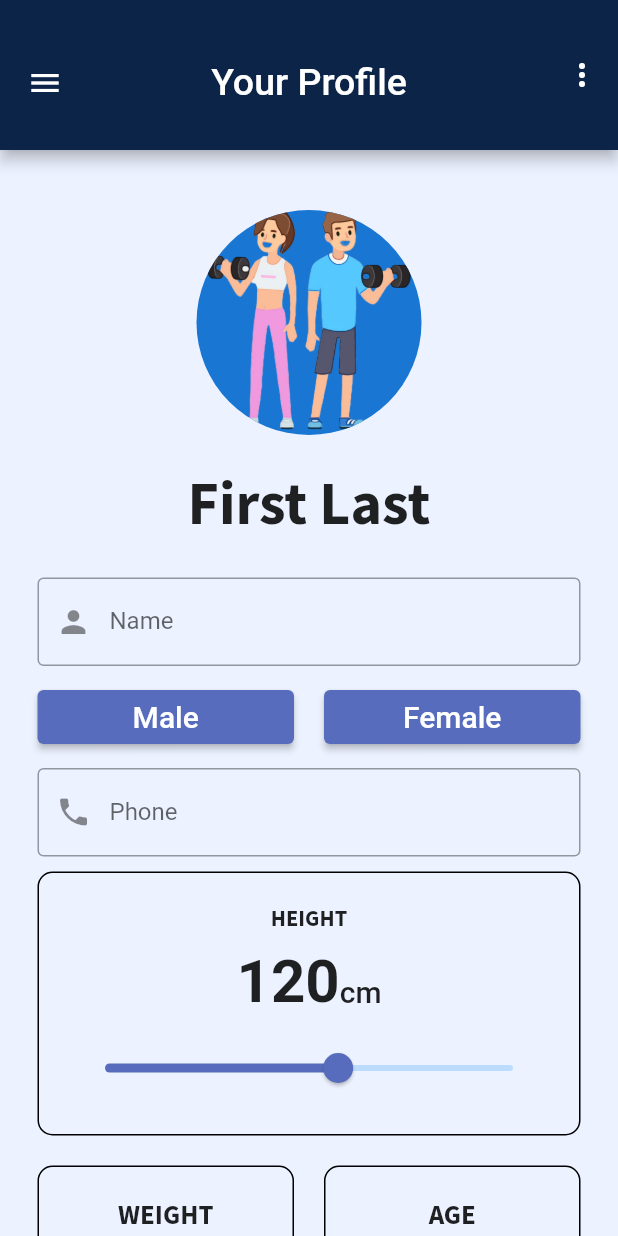
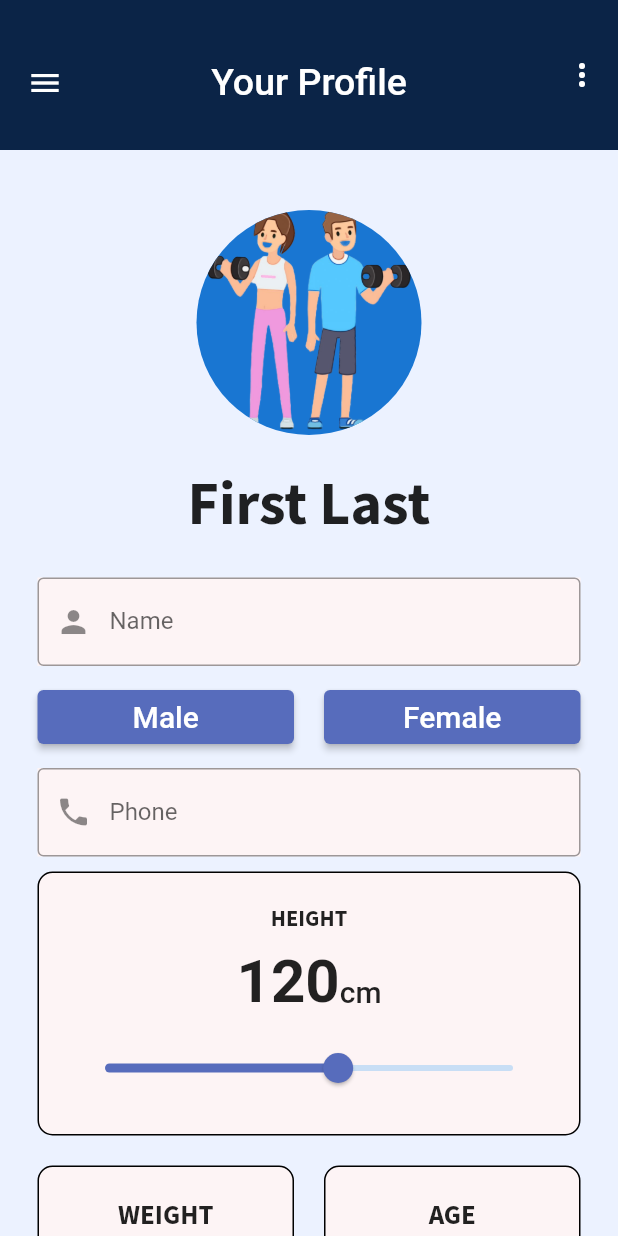
Before and after one commit to Sxmxrth/CalFit-Mini-Project, a Flutter app: the ProfilePage screen opened by its route, on a phone screen of 412 x 824 dp. Run offline on Flutter 3.47's test engine with Material 2 defaults, Android fonts, the light colour scheme and no system bars; our stand-ins replace cloud_firestore, firebase_auth, firebase_core, pedometer; accounts and stored records are empty.

Commit message:
Profile page color updated

```diff
--- a/cal_fit/lib/screens/profilePage.dart
+++ b/cal_fit/lib/screens/profilePage.dart
@@ -106,6 +106,7 @@ class _ProfilePageState extends State<ProfilePage> {
     return Scaffold(
       backgroundColor: Color(0xffECF2FF),
       appBar: AppBar(
+        elevation: 0,
         leading: Padding(
           padding: const EdgeInsets.fromLTRB(4, 10, 0, 0),
           child: IconButton(
@@ -185,7 +186,9 @@ class _ProfilePageState extends State<ProfilePage> {
                       padding: const EdgeInsets.all(25.0),
                       child: Column(
                         children: [
-                          TextFormField(
+                          Container(
+                            color: Color(0xffFDF4F5),
+                            child: TextFormField(
                               controller: nameController,
                               decoration: InputDecoration(
                                   labelText: "Name",
@@ -197,6 +200,7 @@ class _ProfilePageState extends State<ProfilePage> {
                                     : "null";
                               },
                               onSaved: (value) {},
+                            ),
                           ),
                           spaceBelow(),
                           Row(
@@ -244,7 +248,9 @@ class _ProfilePageState extends State<ProfilePage> {
                             ],
                           ),
                           spaceBelow(),
-                          TextFormField(
+                          Container(
+                            color: Color(0xffFDF4F5),
+                            child: TextFormField(
                               controller: phoneController,
                               decoration: InputDecoration(
                                   labelText: "Phone",
@@ -257,9 +263,11 @@ class _ProfilePageState extends State<ProfilePage> {
                               },
                               onSaved: (value) {},
                             ),
+                          ),
                           spaceBelow(),
                           Container(
                             decoration: BoxDecoration(
+                                color: Color(0xffFDF4F5),
                                 border: Border.all(color: Colors.black),
                                 borderRadius: BorderRadius.circular(10)),
                             padding: EdgeInsets.all(20),
@@ -319,6 +327,7 @@ class _ProfilePageState extends State<ProfilePage> {
                                 child: Container(
                                   padding: EdgeInsets.symmetric(vertical: 20),
                                   decoration: BoxDecoration(
+                                      color: Color(0xffFDF4F5),
                                       border: Border.all(color: Colors.black),
                                       borderRadius: BorderRadius.circular(10)),
                                   child: Column(
@@ -396,6 +405,7 @@ class _ProfilePageState extends State<ProfilePage> {
                                 child: Container(
                                   padding: EdgeInsets.symmetric(vertical: 20),
                                   decoration: BoxDecoration(
+                                      color: Color(0xffFDF4F5),
                                       border: Border.all(color: Colors.black),
                                       borderRadius: BorderRadius.circular(10)),
                                   child: Column(
@@ -516,6 +526,7 @@ class _ProfilePageState extends State<ProfilePage> {
                           spaceBelow(),
                           Container(
                             decoration: BoxDecoration(
+                                color: Color(0xffFDF4F5),
                                 border: Border.all(color: Colors.black),
                                 borderRadius: BorderRadius.circular(10)),
                             padding: EdgeInsets.all(20),
@@ -579,6 +590,7 @@ class _ProfilePageState extends State<ProfilePage> {
                                 ),
                               ),
                               DropdownButton(
+                                dropdownColor: Color(0xffFDF4F5),
                                 value: selectedMedical,
                                 onChanged: (String? value) {
                                   // This is called when the user selects an item.
@@ -609,6 +621,7 @@ class _ProfilePageState extends State<ProfilePage> {
                                 ),
                               ),
                               DropdownButton(
+                                dropdownColor: Color(0xffFDF4F5),
                                 value: selectedEmotional,
                                 onChanged: (String? value) {
                                   // This is called when the user selects an item.
@@ -627,6 +640,7 @@ class _ProfilePageState extends State<ProfilePage> {
                               ),
                             ],
                           ),
+                          spaceBelow(),
                           spaceBelow(),
                           ElevatedButton(
                             onPressed: () {
@@ -653,7 +667,7 @@ class _ProfilePageState extends State<ProfilePage> {
                             },
                             child: Text("Update"),
                             style: ElevatedButton.styleFrom(
-                                minimumSize: Size(100, 40),
+                                minimumSize: Size(200, 60),
                                 backgroundColor: Color(0xff0B2447)),
                           )
                         ],
--- a/cal_fit/lib/widgets/bottomNavbar.dart
+++ b/cal_fit/lib/widgets/bottomNavbar.dart
@@ -1,5 +1,7 @@
 // ignore_for_file: camel_case_types, prefer_const_constructors, unnecessary_const
 
+import 'package:cal_fit/screens/calories.dart';
+import 'package:cal_fit/screens/diet.dart';
 import 'package:flutter/material.dart';
 import 'package:cal_fit/screens/profilePage.dart';
 import 'package:cal_fit/screens/dashboard.dart';
@@ -43,6 +45,8 @@ class _bottomNavbarState extends State<bottomNavbar> {
   final List<Widget> screens = [
     dashboard(),
     fitnessCenter(),
+    Calories(),
+    Diet(),
     ProfilePage(),
   ];
 
```
Also changed, not shown: cal_fit/lib/screens/calories.dart (added, +21 -0 lines), cal_fit/lib/screens/diet.dart (added, +16 -0 lines). Lines whose indentation alone changed are shown as unchanged.
